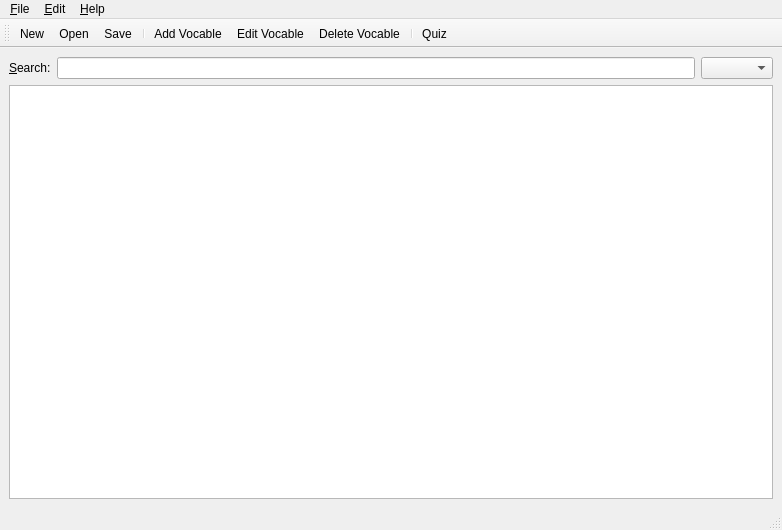
Before: the Qt Designer form MainWindow.ui in nsams/vocablecoach, drawn with Qt 5.
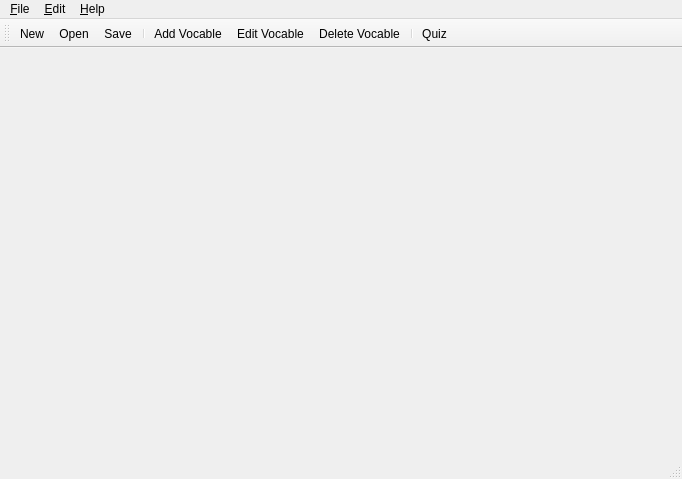
After: the same form once the commit is applied.

Commit message: preparations for issue #16: created VocableList-Widget that shows the vocables - we can now display otther widgets in the mainwindow too

What changed in the file:
```diff
--- a/MainWindow.ui
+++ b/MainWindow.ui
@@ -6,8 +6,8 @@
    <rect>
     <x>0</x>
     <y>0</y>
-    <width>782</width>
-    <height>530</height>
+    <width>682</width>
+    <height>479</height>
    </rect>
   </property>
   <property name="windowTitle" >
@@ -21,46 +21,6 @@
     <property name="spacing" >
      <number>6</number>
     </property>
-    <item>
-     <layout class="QHBoxLayout" >
-      <property name="margin" >
-       <number>0</number>
-      </property>
-      <property name="spacing" >
-       <number>6</number>
-      </property>
-      <item>
-       <widget class="QLabel" name="label" >
-        <property name="text" >
-         <string>&amp;Search:</string>
-        </property>
-        <property name="buddy" >
-         <cstring>filterLineEdit</cstring>
-        </property>
-       </widget>
-      </item>
-      <item>
-       <widget class="QLineEdit" name="filterLineEdit" />
-      </item>
-      <item>
-       <widget class="QComboBox" name="boxSelectionCombo" >
-        <property name="toolTip" >
-         <string>Box-Filter</string>
-        </property>
-       </widget>
-      </item>
-     </layout>
-    </item>
-    <item>
-     <widget class="QTableView" name="vocableEditorView" >
-      <property name="alternatingRowColors" >
-       <bool>true</bool>
-      </property>
-      <property name="selectionBehavior" >
-       <enum>QAbstractItemView::SelectRows</enum>
-      </property>
-     </widget>
-    </item>
    </layout>
   </widget>
   <widget class="QMenuBar" name="menubar" >
@@ -68,7 +28,7 @@
     <rect>
      <x>0</x>
      <y>0</y>
-     <width>782</width>
+     <width>682</width>
      <height>29</height>
     </rect>
    </property>
```
The commit also changes 7 other files.
